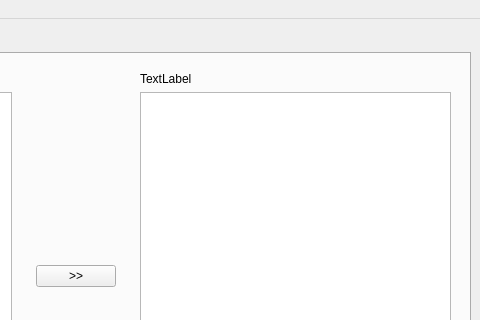
Old version of the form view/mainwindow.ui in the repository PavelPutin/cpp_task_4; both pictures show x 329 to 809 and y 0 to 320 of the 809 by 532 pixel window.
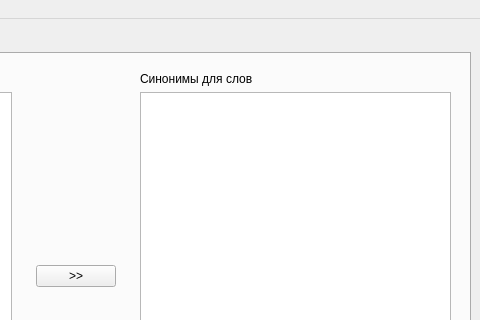
New version of the form. The open tabs and pages were chosen to show the change.

Commit message: fix: add text to outputWordsListLabel

What changed in the file:
```diff
--- a/view/mainwindow.ui
+++ b/view/mainwindow.ui
@@ -75,7 +75,7 @@
            <item>
             <widget class="QLabel" name="outputWordsListFilePathLabel">
              <property name="text">
-              <string>TextLabel</string>
+              <string>Синонимы для слов</string>
              </property>
             </widget>
            </item>
```
Left out of the diff: 2 changed lines with no effect on the pictures. The commit also changes 1 other file.
